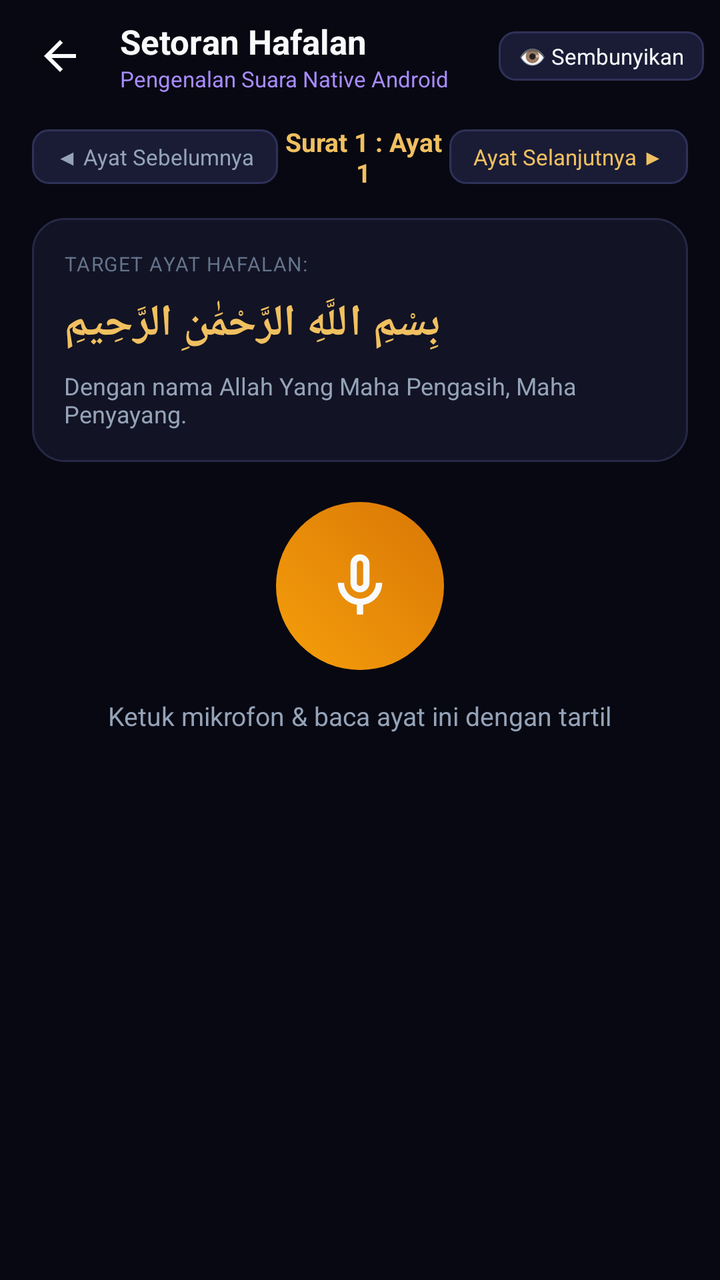
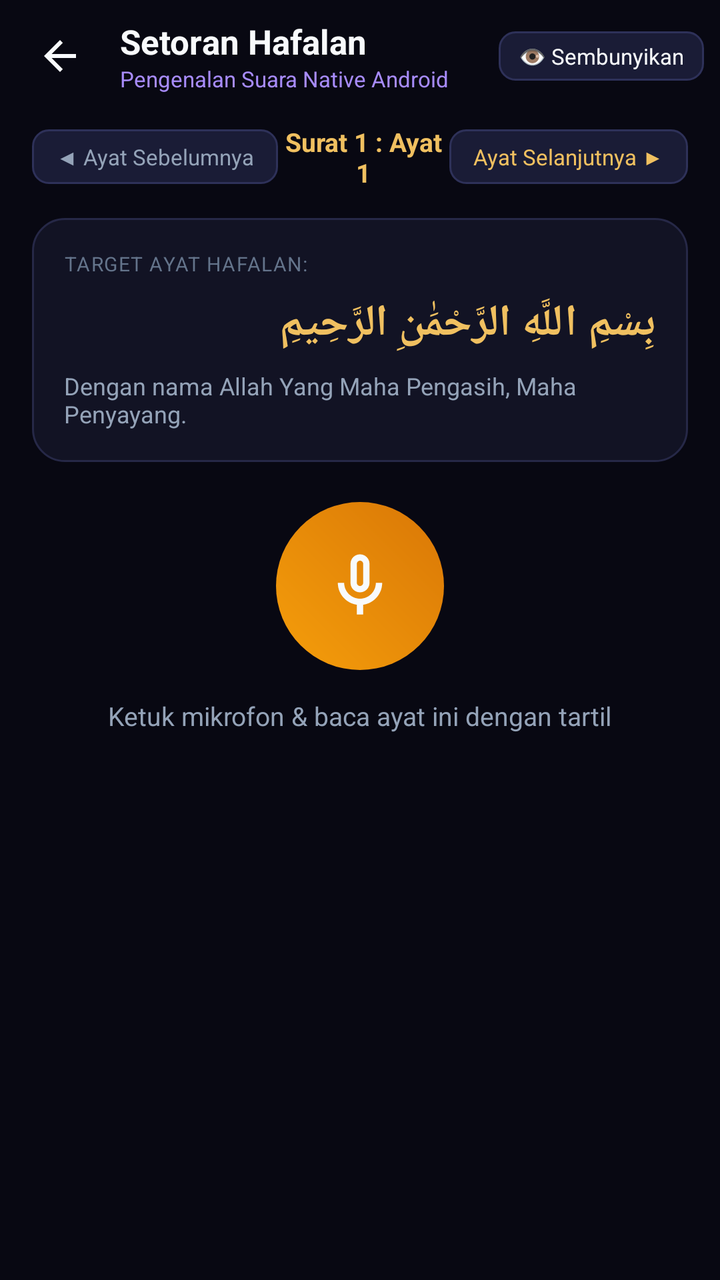

Two renders of the same Android screen: before a commit and after it. Below are the layout's source before the change and the commit's diff.
<!-- AndroidManifest.xml: activity theme AppTheme.NoActionBar -->
<!-- res/layout/activity_hafalan.xml -->
<?xml version="1.0" encoding="utf-8"?>
<ScrollView xmlns:android="http://schemas.android.com/apk/res/android"
    android:layout_width="match_parent"
    android:layout_height="match_parent"
    android:background="@color/bg_main"
    android:fillViewport="true">

    <LinearLayout
        android:layout_width="match_parent"
        android:layout_height="wrap_content"
        android:orientation="vertical"
        android:paddingBottom="24dp">

        
        <LinearLayout
            android:layout_width="match_parent"
            android:layout_height="56dp"
            android:orientation="horizontal"
            android:gravity="center_vertical"
            android:paddingHorizontal="8dp">

            <ImageButton
                android:id="@+id/btn_back_hafal"
                android:layout_width="44dp"
                android:layout_height="44dp"
                android:background="?attr/selectableItemBackgroundBorderless"
                android:src="@drawable/ic_arrow_back"
                android:contentDescription="Kembali" />

            <LinearLayout
                android:layout_width="0dp"
                android:layout_height="wrap_content"
                android:layout_weight="1"
                android:orientation="vertical"
                android:layout_marginStart="8dp">

                <TextView
                    android:id="@+id/tv_hafal_title"
                    android:layout_width="wrap_content"
                    android:layout_height="wrap_content"
                    android:text="Setoran Hafalan"
                    android:textColor="@color/text_primary"
                    android:textSize="17sp"
                    android:textStyle="bold" />

                <TextView
                    android:id="@+id/tv_hafal_subtitle"
                    android:layout_width="wrap_content"
                    android:layout_height="wrap_content"
                    android:text="Pengenalan Suara Native Android"
                    android:textColor="@color/purple_accent"
                    android:textSize="11sp" />
            </LinearLayout>

            <TextView
                android:id="@+id/btn_toggle_hide"
                android:layout_width="wrap_content"
                android:layout_height="wrap_content"
                android:background="@drawable/bg_chip_action"
                android:paddingHorizontal="10dp"
                android:paddingVertical="5dp"
                android:text="👁️ Sembunyikan"
                android:textColor="@color/text_primary"
                android:textSize="11sp" />
        </LinearLayout>

        
        <LinearLayout
            android:layout_width="match_parent"
            android:layout_height="wrap_content"
            android:orientation="horizontal"
            android:gravity="center_vertical"
            android:paddingHorizontal="16dp"
            android:paddingVertical="6dp">

            <TextView
                android:id="@+id/btn_prev_ayah"
                android:layout_width="wrap_content"
                android:layout_height="wrap_content"
                android:background="@drawable/bg_chip_action"
                android:paddingHorizontal="12dp"
                android:paddingVertical="6dp"
                android:text="◀ Ayat Sebelumnya"
                android:textColor="@color/text_secondary"
                android:textSize="11sp" />

            <TextView
                android:id="@+id/tv_current_ayah_badge"
                android:layout_width="0dp"
                android:layout_height="wrap_content"
                android:layout_weight="1"
                android:gravity="center"
                android:text="Surat 1 : Ayat 1"
                android:textColor="@color/gold_primary"
                android:textSize="13sp"
                android:textStyle="bold" />

            <TextView
                android:id="@+id/btn_next_ayah"
                android:layout_width="wrap_content"
                android:layout_height="wrap_content"
                android:background="@drawable/bg_chip_action"
                android:paddingHorizontal="12dp"
                android:paddingVertical="6dp"
                android:text="Ayat Selanjutnya ▶"
                android:textColor="@color/gold_primary"
                android:textSize="11sp" />
        </LinearLayout>

        
        <LinearLayout
            android:layout_width="match_parent"
            android:layout_height="wrap_content"
            android:layout_marginHorizontal="16dp"
            android:layout_marginTop="8dp"
            android:background="@drawable/bg_card_surah"
            android:orientation="vertical"
            android:padding="16dp">

            <TextView
                android:layout_width="wrap_content"
                android:layout_height="wrap_content"
                android:text="TARGET AYAT HAFALAN:"
                android:textColor="@color/text_muted"
                android:textSize="10sp"
                android:letterSpacing="0.05"
                android:layout_marginBottom="8dp" />

            <TextView
                android:id="@+id/tv_target_arabic"
                android:layout_width="match_parent"
                android:layout_height="wrap_content"
                android:gravity="end|right"
                android:layoutDirection="rtl"
                android:textAlignment="gravity"
                android:lineSpacingMultiplier="1.4"
                android:text="بِسْمِ اللَّهِ الرَّحْمَٰنِ الرَّحِيمِ"
                android:textColor="@color/gold_primary"
                android:textSize="22sp"
                android:textStyle="bold"
                android:layout_marginBottom="8dp" />

            <TextView
                android:id="@+id/tv_target_indo"
                android:layout_width="match_parent"
                android:layout_height="wrap_content"
                android:text="Dengan nama Allah Yang Maha Pengasih, Maha Penyayang."
                android:textColor="@color/text_secondary"
                android:textSize="12sp" />
        </LinearLayout>

        
        <LinearLayout
            android:layout_width="match_parent"
            android:layout_height="wrap_content"
            android:gravity="center"
            android:orientation="vertical"
            android:paddingVertical="20dp">

            
            <FrameLayout
                android:id="@+id/btn_mic"
                android:layout_width="84dp"
                android:layout_height="84dp"
                android:background="@drawable/bg_mic_circle">

                <ImageView
                    android:id="@+id/iv_mic_icon"
                    android:layout_width="38dp"
                    android:layout_height="38dp"
                    android:layout_gravity="center"
                    android:src="@drawable/ic_mic"
                    android:contentDescription="Mulai Rekam" />
            </FrameLayout>

            <TextView
                android:id="@+id/tv_mic_status"
                android:layout_width="wrap_content"
                android:layout_height="wrap_content"
                android:layout_marginTop="14dp"
                android:text="Ketuk mikrofon &amp; baca ayat ini dengan tartil"
                android:textColor="@color/text_secondary"
                android:textSize="13sp" />
        </LinearLayout>

        
        <LinearLayout
            android:id="@+id/card_live_speech"
            android:layout_width="match_parent"
            android:layout_height="wrap_content"
            android:layout_marginHorizontal="16dp"
            android:layout_marginBottom="12dp"
            android:background="@drawable/bg_card_surah"
            android:orientation="vertical"
            android:padding="14dp"
            android:visibility="gone">

            <LinearLayout
                android:layout_width="match_parent"
                android:layout_height="wrap_content"
                android:orientation="horizontal"
                android:gravity="center_vertical"
                android:layout_marginBottom="8dp">

                <TextView
                    android:layout_width="0dp"
                    android:layout_height="wrap_content"
                    android:layout_weight="1"
                    android:text="🎙️ BACAAN SUARA TERDETEKSI (LANGSUNG):"
                    android:textColor="@color/cyan_accent"
                    android:textSize="10sp"
                    android:textStyle="bold"
                    android:letterSpacing="0.05" />

                <TextView
                    android:id="@+id/tv_live_recording_indicator"
                    android:layout_width="wrap_content"
                    android:layout_height="wrap_content"
                    android:text="● Merekam..."
                    android:textColor="@color/emerald"
                    android:textSize="10sp"
                    android:textStyle="bold" />
            </LinearLayout>

            <TextView
                android:id="@+id/tv_live_speech"
                android:layout_width="match_parent"
                android:layout_height="wrap_content"
                android:gravity="end|right"
                android:layoutDirection="rtl"
                android:textAlignment="gravity"
                android:text=""
                android:textColor="@color/gold_light"
                android:textSize="22sp"
                android:lineSpacingMultiplier="1.4"
                android:minLines="2" />
        </LinearLayout>

        
        <LinearLayout
            android:id="@+id/layout_action_periksa_hafalan"
            android:layout_width="match_parent"
            android:layout_height="wrap_content"
            android:layout_marginHorizontal="16dp"
            android:layout_marginBottom="14dp"
            android:orientation="vertical"
            android:visibility="gone">

            <TextView
                android:id="@+id/btn_periksa_hafalan"
                android:layout_width="match_parent"
                android:layout_height="wrap_content"
                android:background="@drawable/bg_badge_number"
                android:gravity="center"
                android:paddingVertical="12dp"
                android:text="✓ Periksa Hafalan"
                android:textColor="@color/emerald"
                android:textSize="14sp"
                android:textStyle="bold" />
        </LinearLayout>

        
        <LinearLayout
            android:id="@+id/card_hafal_result"
            android:layout_width="match_parent"
            android:layout_height="wrap_content"
            android:layout_marginHorizontal="16dp"
            android:background="@drawable/bg_card_surah"
            android:orientation="vertical"
            android:padding="16dp"
            android:visibility="gone">

            <LinearLayout
                android:layout_width="match_parent"
                android:layout_height="wrap_content"
                android:orientation="horizontal"
                android:gravity="center_vertical"
                android:layout_marginBottom="10dp">

                <TextView
                    android:layout_width="0dp"
                    android:layout_height="wrap_content"
                    android:layout_weight="1"
                    android:text="HASIL PEMERIKSAAN HAFALAN:"
                    android:textColor="@color/gold_primary"
                    android:textSize="11sp"
                    android:textStyle="bold"
                    android:letterSpacing="0.05" />

                <TextView
                    android:id="@+id/tv_score_badge"
                    android:layout_width="wrap_content"
                    android:layout_height="wrap_content"
                    android:background="@drawable/bg_chip_action"
                    android:paddingHorizontal="10dp"
                    android:paddingVertical="4dp"
                    android:text="100% Sempurna!"
                    android:textColor="@color/emerald"
                    android:textSize="12sp"
                    android:textStyle="bold" />
            </LinearLayout>

            <TextView
                android:id="@+id/tv_correction_feedback"
                android:layout_width="match_parent"
                android:layout_height="wrap_content"
                android:text="Semua kata sesuai target ayat."
                android:textColor="@color/emerald"
                android:textSize="13sp"
                android:layout_marginBottom="10dp" />

            
            <TextView
                android:layout_width="wrap_content"
                android:layout_height="wrap_content"
                android:text="Bacaan Anda (Merah = Tidak Cocok):"
                android:textColor="@color/text_muted"
                android:textSize="10sp"
                android:layout_marginBottom="4dp" />

            <TextView
                android:id="@+id/tv_user_recitation"
                android:layout_width="match_parent"
                android:layout_height="wrap_content"
                android:background="#121326"
                android:padding="12dp"
                android:lineSpacingMultiplier="1.4"
                android:gravity="end|right"
                android:layoutDirection="rtl"
                android:textAlignment="gravity"
                android:text="Hasil suara..."
                android:textColor="@color/text_primary"
                android:textSize="20sp"
                android:layout_marginBottom="12dp" />

            
            <TextView
                android:layout_width="wrap_content"
                android:layout_height="wrap_content"
                android:text="Target Ayat Acuan:"
                android:textColor="@color/text_muted"
                android:textSize="10sp"
                android:layout_marginBottom="4dp" />

            <TextView
                android:id="@+id/tv_word_diff"
                android:layout_width="match_parent"
                android:layout_height="wrap_content"
                android:background="#121326"
                android:padding="12dp"
                android:text=""
                android:textSize="22sp"
                android:gravity="end|right"
                android:layoutDirection="rtl"
                android:textAlignment="gravity"
                android:lineSpacingMultiplier="1.5"
                android:visibility="visible" />
        </LinearLayout>

        
        <LinearLayout
            android:id="@+id/layout_audio_comparison"
            android:layout_width="match_parent"
            android:layout_height="wrap_content"
            android:layout_marginHorizontal="16dp"
            android:layout_marginTop="14dp"
            android:background="@drawable/bg_card_surah"
            android:orientation="vertical"
            android:padding="16dp"
            android:visibility="gone">

            <TextView
                android:layout_width="wrap_content"
                android:layout_height="wrap_content"
                android:text="🔊 DENGARKAN &amp; EVALUASI REKAMAN:"
                android:textColor="@color/gold_primary"
                android:textSize="11sp"
                android:textStyle="bold"
                android:letterSpacing="0.05"
                android:layout_marginBottom="12dp" />

            <LinearLayout
                android:layout_width="match_parent"
                android:layout_height="wrap_content"
                android:orientation="horizontal">

                
                <LinearLayout
                    android:id="@+id/btn_play_user_recording"
                    android:layout_width="0dp"
                    android:layout_height="wrap_content"
                    android:layout_weight="1"
                    android:background="@drawable/bg_chip_action"
                    android:gravity="center"
                    android:orientation="horizontal"
                    android:paddingVertical="11dp"
                    android:paddingHorizontal="8dp"
                    android:layout_marginEnd="8dp">

                    <ImageView
                        android:id="@+id/iv_user_play_icon"
                        android:layout_width="20dp"
                        android:layout_height="20dp"
                        android:src="@drawable/ic_play_arrow"
                        android:contentDescription="Putar Suara Saya" />

                    <TextView
                        android:id="@+id/tv_user_play_label"
                        android:layout_width="wrap_content"
                        android:layout_height="wrap_content"
                        android:layout_marginStart="6dp"
                        android:text="Rekaman Saya"
                        android:textColor="@color/gold_primary"
                        android:textSize="12sp"
                        android:textStyle="bold" />
                </LinearLayout>

                
                <LinearLayout
                    android:id="@+id/btn_listen_correct"
                    android:layout_width="0dp"
                    android:layout_height="wrap_content"
                    android:layout_weight="1"
                    android:background="@drawable/bg_chip_action"
                    android:gravity="center"
                    android:orientation="horizontal"
                    android:paddingVertical="11dp"
                    android:paddingHorizontal="8dp">

                    <ImageView
                        android:id="@+id/iv_qari_play_icon"
                        android:layout_width="20dp"
                        android:layout_height="20dp"
                        android:src="@drawable/ic_play_arrow"
                        android:contentDescription="Putar Suara Qari" />

                    <TextView
                        android:id="@+id/tv_qari_play_label"
                        android:layout_width="wrap_content"
                        android:layout_height="wrap_content"
                        android:layout_marginStart="6dp"
                        android:text="Suara Qari"
                        android:textColor="@color/cyan_accent"
                        android:textSize="12sp"
                        android:textStyle="bold" />
                </LinearLayout>

            </LinearLayout>

            
            <TextView
                android:id="@+id/tv_audio_play_status"
                android:layout_width="match_parent"
                android:layout_height="wrap_content"
                android:layout_marginTop="10dp"
                android:gravity="center"
                android:text="Ketuk 'Rekaman Saya' untuk mendengar bacaan Anda sendiri"
                android:textColor="@color/text_muted"
                android:textSize="11sp" />

        </LinearLayout>

    </LinearLayout>
</ScrollView>
<!-- resources referenced by this layout -->
<resources>
  <color name="bg_main">#080812</color>
  <color name="cyan_accent">#38BDF8</color>
  <color name="emerald">#10B981</color>
  <color name="gold_light">#FDE68A</color>
  <color name="gold_primary">#F0C060</color>
  <color name="purple_accent">#A78BFA</color>
  <color name="text_muted">#64748B</color>
  <color name="text_primary">#F8FAFC</color>
  <color name="text_secondary">#94A3B8</color>
  <!-- drawable bg_badge_number (drawable) -->
  <?xml version="1.0" encoding="utf-8"?>
  <shape xmlns:android="http://schemas.android.com/apk/res/android"
      android:shape="oval">
      <solid android:color="#232542" />
      <stroke android:width="1.5dp" android:color="@color/gold_primary" />
  </shape>
  <!-- drawable bg_card_surah (drawable) -->
  <?xml version="1.0" encoding="utf-8"?>
  <shape xmlns:android="http://schemas.android.com/apk/res/android"
      android:shape="rectangle">
      <solid android:color="@color/bg_card" />
      <corners android:radius="16dp" />
      <stroke android:width="1dp" android:color="@color/border_color" />
  </shape>
  <!-- drawable bg_chip_action (drawable) -->
  <?xml version="1.0" encoding="utf-8"?>
  <shape xmlns:android="http://schemas.android.com/apk/res/android"
      android:shape="rectangle">
      <solid android:color="#1A1C36" />
      <corners android:radius="8dp" />
      <stroke android:width="1dp" android:color="#2E3159" />
  </shape>
  <!-- drawable bg_mic_circle (drawable) -->
  <?xml version="1.0" encoding="utf-8"?>
  <shape xmlns:android="http://schemas.android.com/apk/res/android"
      android:shape="oval">
      <gradient
          android:startColor="#F59E0B"
          android:endColor="#D97706"
          android:angle="45" />
  </shape>
  <!-- drawable ic_arrow_back (drawable) -->
  <vector xmlns:android="http://schemas.android.com/apk/res/android"
      android:width="24dp"
      android:height="24dp"
      android:viewportWidth="24"
      android:viewportHeight="24">
    <path
        android:fillColor="@color/text_primary"
        android:pathData="M20,11H7.83l5.59,-5.59L12,4l-8,8 8,8 1.41,-1.41L7.83,13H20v-2z"/>
  </vector>
  <!-- drawable ic_mic (drawable) -->
  <vector xmlns:android="http://schemas.android.com/apk/res/android"
      android:width="24dp"
      android:height="24dp"
      android:viewportWidth="24"
      android:viewportHeight="24">
    <path
        android:fillColor="@color/text_primary"
        android:pathData="M12,14c1.66,0 3,-1.34 3,-3V5c0,-1.66 -1.34,-3 -3,-3S9,3.34 9,5v6c0,1.66 1.34,3 3,3zm-1,-9c0,-0.55 0.45,-1 1,-1s1,0.45 1,1v6c0,0.55 -0.45,1 -1,1s-1,-0.45 -1,-1V5zm6,6c0,2.76 -2.24,5 -5,5s-5,-2.24 -5,-5H5c0,3.53 2.61,6.43 6,6.92V21h2v-3.08c3.39,-0.49 6,-3.39 6,-6.92h-2z"/>
  </vector>
  <!-- drawable ic_play_arrow (drawable) -->
  <vector xmlns:android="http://schemas.android.com/apk/res/android"
      android:width="24dp"
      android:height="24dp"
      android:viewportWidth="24"
      android:viewportHeight="24">
    <path
        android:fillColor="@color/gold_primary"
        android:pathData="M8,5v14l11,-7z"/>
  </vector>
  <style name="AppTheme.NoActionBar" parent="AppTheme">
          <item name="windowActionBar">false</item>
          <item name="windowNoTitle">true</item>
      </style>
  <color name="bg_card">#121324</color>
  <color name="border_color">#262847</color>
  <style name="AppTheme" parent="Theme.MaterialComponents.DayNight.NoActionBar">
          <item name="colorPrimary">@color/gold_primary</item>
          <item name="colorPrimaryDark">@color/bg_main</item>
          <item name="colorAccent">@color/gold_primary</item>
          <item name="android:windowBackground">@color/bg_main</item>
          <item name="android:statusBarColor">@color/bg_main</item>
          <item name="android:navigationBarColor">@color/bg_main</item>
      </style>
</resources>

<!-- the commit's change to res/layout/activity_hafalan.xml (unified diff, before → after) -->
@@ -130,9 +130,10 @@
                 android:id="@+id/tv_target_arabic"
                 android:layout_width="match_parent"
                 android:layout_height="wrap_content"
-                android:gravity="end|right"
+                android:gravity="right"
                 android:layoutDirection="rtl"
-                android:textAlignment="gravity"
+                android:textDirection="rtl"
+                android:textAlignment="textStart"
                 android:lineSpacingMultiplier="1.4"
                 android:text="بِسْمِ اللَّهِ الرَّحْمَٰنِ الرَّحِيمِ"
                 android:textColor="@color/gold_primary"
@@ -226,9 +227,10 @@
                 android:id="@+id/tv_live_speech"
                 android:layout_width="match_parent"
                 android:layout_height="wrap_content"
-                android:gravity="end|right"
+                android:gravity="right"
                 android:layoutDirection="rtl"
-                android:textAlignment="gravity"
+                android:textDirection="rtl"
+                android:textAlignment="textStart"
                 android:text=""
                 android:textColor="@color/gold_light"
                 android:textSize="22sp"
@@ -325,9 +327,10 @@
                 android:background="#121326"
                 android:padding="12dp"
                 android:lineSpacingMultiplier="1.4"
-                android:gravity="end|right"
+                android:gravity="right"
                 android:layoutDirection="rtl"
-                android:textAlignment="gravity"
+                android:textDirection="rtl"
+                android:textAlignment="textStart"
                 android:text="Hasil suara..."
                 android:textColor="@color/text_primary"
                 android:textSize="20sp"
@@ -350,9 +353,10 @@
                 android:padding="12dp"
                 android:text=""
                 android:textSize="22sp"
-                android:gravity="end|right"
+                android:gravity="right"
                 android:layoutDirection="rtl"
-                android:textAlignment="gravity"
+                android:textDirection="rtl"
+                android:textAlignment="textStart"
                 android:lineSpacingMultiplier="1.5"
                 android:visibility="visible" />
         </LinearLayout>
